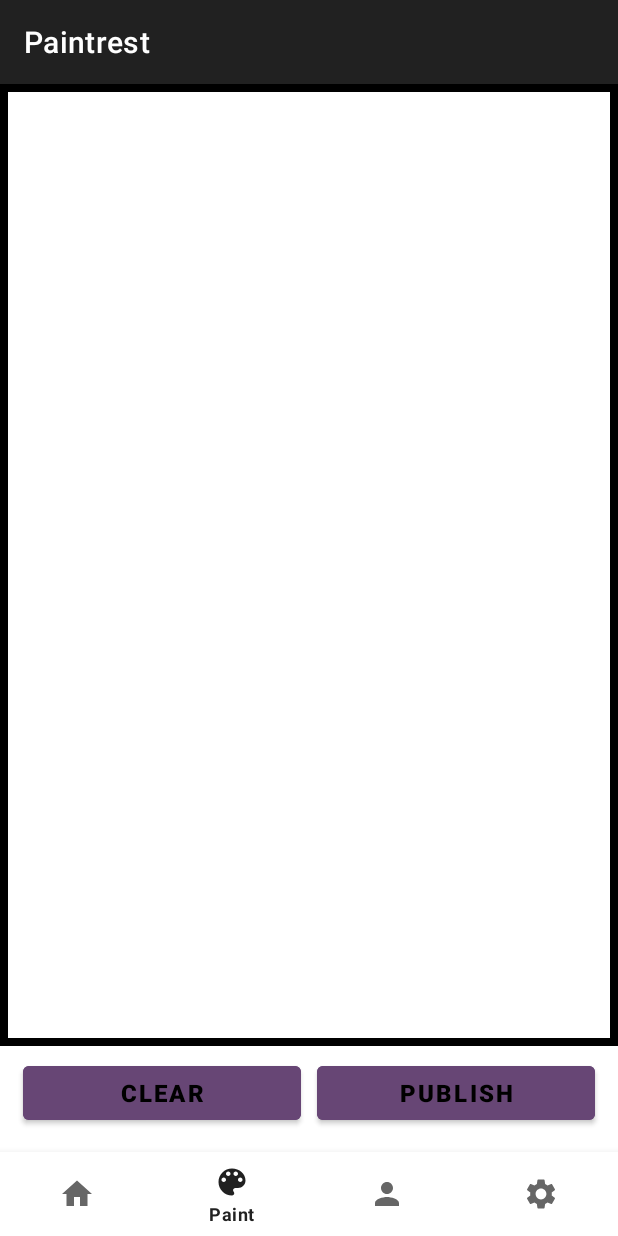
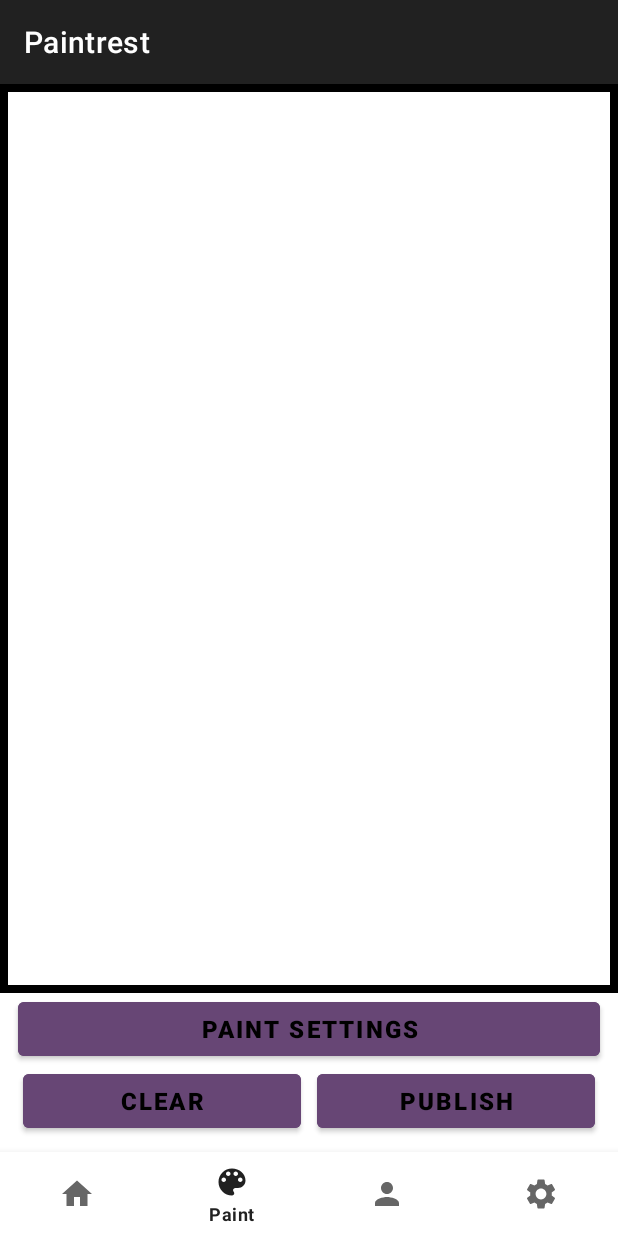
Before and after one commit to Siond5/Paintrest, an Android app: the fragment SettingsFragment placed in its activity, item 2 of the bottom bar chosen, on a phone screen of 412 x 824 dp. Run offline under Robolectric (Android 15) with nearby library versions, the phone set to English and light mode, and no system bars; our stand-ins replace Firebase (no records; nobody signed in at launch, a user with empty details on screens opened directly); 4 statements that could not run were skipped.

Commit message:
paint adjustments

```diff
--- a/app/src/main/java/com/example/login/SettingsFragment.java
+++ b/app/src/main/java/com/example/login/SettingsFragment.java
@@ -16,19 +16,16 @@
 import androidx.core.content.ContextCompat;
 import androidx.fragment.app.Fragment;
 
-import com.google.android.gms.tasks.OnSuccessListener;
 import com.google.firebase.auth.FirebaseAuth;
-import com.google.firebase.firestore.DocumentSnapshot;
 import com.google.firebase.firestore.FirebaseFirestore;
 
     public class SettingsFragment extends Fragment {
 
         Spinner set_color;
         SharedPreferences sp;
-        boolean isSettingSelection = false;  // Flag to prevent triggering onItemSelected
+        boolean isSettingSelection = false;
 
         public SettingsFragment() {
-            // Required empty public constructor
         }
 
         @Override
@@ -49,15 +46,15 @@
             set_color.setAdapter(adapter);
 
             sp = getActivity().getSharedPreferences("userDetails", Context.MODE_PRIVATE);
-            loadColor(view); // This will load the background color
+            loadColor(view);
 
-            // Set the spinner selection based on the current background color
             changeSelectionBasedOnColor(view, getActivity());
+
 
             set_color.setOnItemSelectedListener(new AdapterView.OnItemSelectedListener() {
                 @Override
                 public void onItemSelected(AdapterView<?> parentView, View selectedItemView, int position, long id) {
-                    // Don't trigger any action if we're setting the selection programmatically
+
                     if (isSettingSelection) {
                         isSettingSelection = false;
                         return;
@@ -75,11 +72,9 @@
         }
 
         private void changeSelectionBasedOnColor(View view, Activity activity) {
-            // Get the current background color of the view
             ColorDrawable colorDrawable = (ColorDrawable) view.getBackground();
             int currentColor = colorDrawable.getColor();
 
-            // Define an array of predefined colors to compare against
             int[] colorArray = {
                     R.color.Default,
                     R.color.white,
@@ -93,17 +88,14 @@
                     R.color.pink
             };
 
-            // Loop through the color array and check for a match
             for (int i = 0; i < colorArray.length; i++) {
                 if (currentColor == ContextCompat.getColor(activity, colorArray[i])) {
-                    // Temporarily disable the listener to prevent it from being triggered
                     isSettingSelection = true;
                     set_color.setSelection(i);
-                    return; // Exit after selecting the matching color
+                    return;
                 }
             }
 
-            // If no match is found, you can set a default value (e.g., the "color picker" option)
             isSettingSelection = true;
             set_color.setSelection(10);
         }
@@ -142,16 +134,14 @@
                     color = getContextColor(R.color.pink);
                     break;
                 case 10:
-                    // Open color picker dialog if option 10 is selected
                     ColorPickerDialog.show(getActivity(), color, selectedColor -> {
                         setBackgroundColor(selectedColor);
                     });
-                    return; // Ensure no further actions are taken for color picker
+                    return;
                 default:
                     color = R.color.Default;
             }
 
-            // Only change the background if the color is different and it's not the color picker
             ColorDrawable colorDrawable = (ColorDrawable) getView().getBackground();
             int currentColor = colorDrawable.getColor();
             if (color != currentColor && position != 10) {
--- a/app/src/main/res/layout/fragment_paint.xml
+++ b/app/src/main/res/layout/fragment_paint.xml
@@ -8,21 +8,33 @@
         android:id="@+id/canvas_container"
         android:layout_width="match_parent"
         android:layout_height="match_parent"
+        android:layout_above="@+id/PaintSettings"
+        android:background="@drawable/canvas_bg"
+        />
+
+    <Button
+        android:id="@+id/PaintSettings"
+        android:layout_width="match_parent"
+        android:layout_height="wrap_content"
+        android:text="Paint settings"
+        android:textSize="16dp"
+        style="@style/BoldText"
         android:layout_above="@+id/button_container"
-        android:layout_marginBottom="-8dp"
-        android:background="@drawable/canvas_bg"
-
+        android:backgroundTint="@color/button"
+        android:layout_marginEnd="12dp"
+        android:layout_marginStart="12dp"
         />
 
     <LinearLayout
         android:id="@+id/button_container"
         android:layout_width="match_parent"
         android:layout_height="wrap_content"
+        android:layout_marginTop="-15dp"
+        android:layout_marginBottom="-5dp"
         android:layout_alignParentBottom="true"
         android:gravity="center"
         android:padding="10dp"
         >
-
 
         <Button
             android:id="@+id/btn_clear"
--- a/app/src/main/res/layout/fragment_settings.xml
+++ b/app/src/main/res/layout/fragment_settings.xml
@@ -26,6 +26,8 @@
         android:layout_height="wrap_content"
         android:layout_gravity="center"
         android:layout_marginTop="20dp"
+        android:layout_marginEnd="5dp"
+        android:layout_marginStart="5dp"
         android:entries="@array/color_array"
         android:background="@drawable/spinner_bg"
         />
```
